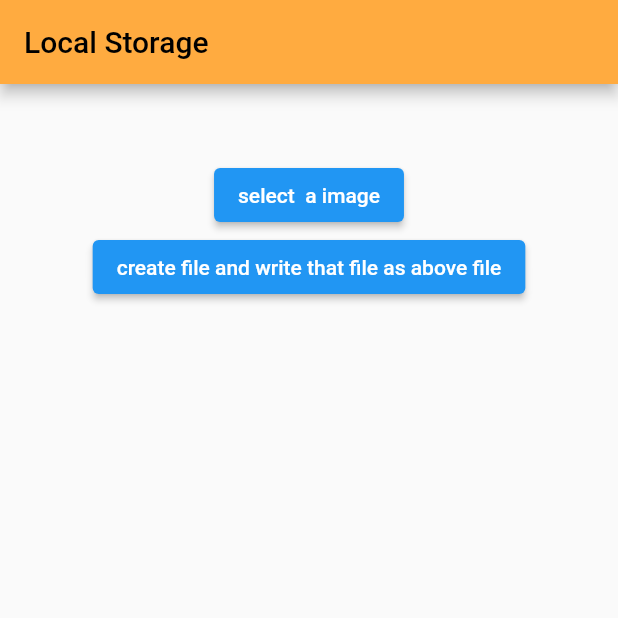
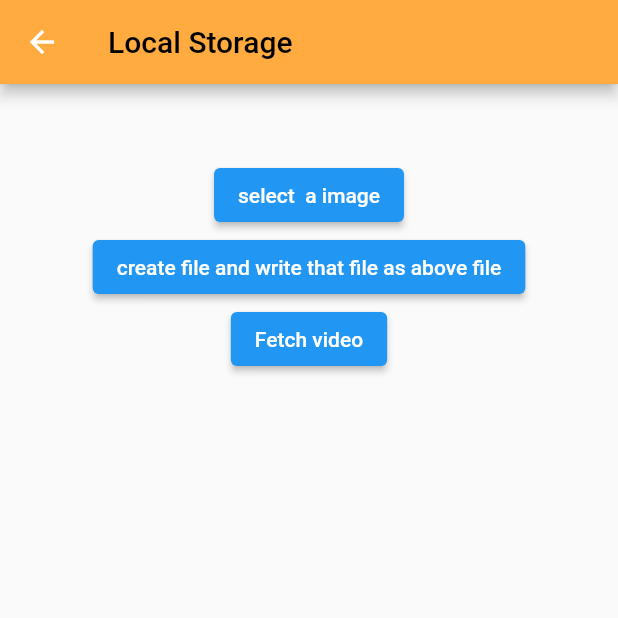
Before and after one commit to Darwin-willware/firstapp, a Flutter app: the getlocalAccess screen opened directly, after a tap on "create file and write that file as above", on a phone screen of 412 x 824 dp, the top half of it. Run offline on Flutter 3.47's test engine with Material 2 defaults, Android fonts, the phone set to English and light mode, and no system bars; our stand-ins replace file_picker, image_picker, permission_handler; missing offline and left inert: appinio_video_player.

Commit message:
local tries but failed

```diff
--- a/lib/flutt_learner/access_local.dart
+++ b/lib/flutt_learner/access_local.dart
@@ -1,7 +1,9 @@
 import 'dart:io';
 
+import 'package:file_picker/file_picker.dart';
 import 'package:flutter/material.dart';
 import 'package:image_picker/image_picker.dart';
+import 'package:path/path.dart';
 import 'package:permission_handler/permission_handler.dart';
 
 class getlocalAccess extends StatefulWidget {
@@ -31,7 +33,11 @@ class _getlocalAccessState extends State<getlocalAccess> {
 
           image.isEmpty?Container(
 
-          ):Image.file(File(image)),
+          ):Image.file(
+            File(image),
+            height: 100,
+            width: 300,
+            ),
           //pick a file first
           ElevatedButton(onPressed: ()async{
             //get permission
@@ -45,11 +51,25 @@ class _getlocalAccessState extends State<getlocalAccess> {
           },
           child: Text("select  a image")),
           ElevatedButton(onPressed: () async{
+            var status = await Permission.storage.request();
+            //if(status==PermissionStatus.granted){
             var read = await File(image).readAsBytes();
-            var newfile = await File("/storage/emulated/filename.png").create(recursive: true);
+            var newfile = await File("/Internal Storage/pictures/filename.png").create(recursive: true);
             await newfile.writeAsBytes(read);
+           // }
           },
-          child: Text("create file and write that file as above file")),
+          child: Text("create file and write that file as above file")
+          ),
+          ElevatedButton(onPressed: () async{
+            FilePickerResult? result = await FilePicker.platform.pickFiles();
+
+             if (result != null) {
+              File file = File(result.files.single.path!);
+              Text(file.toString(),);
+             } else {
+             // User canceled the picker
+              }
+          }, child: Text("Fetch video"))
         ],
       ),
     );
--- a/lib/main.dart
+++ b/lib/main.dart
@@ -19,7 +19,7 @@ class FetchApp extends StatelessWidget{
   Widget build(BuildContext context){
     return const MaterialApp(
       debugShowCheckedModeBanner: false,
-      home: getlocalAccess(),
+      home: MyOwnPlayer(),
     );
   }
 }
--- a/pubspec.yaml
+++ b/pubspec.yaml
@@ -40,6 +40,7 @@ dependencies:
   permission_handler: ^11.0.1
   appinio_video_player: ^1.2.2
   path_provider: ^2.1.1
+  file_picker: ^6.1.1
 
 
 dev_dependencies:
```
Also changed, not shown: lib/flutt_learner/video_player_page.dart (+13 -33 lines), pubspec.lock.
